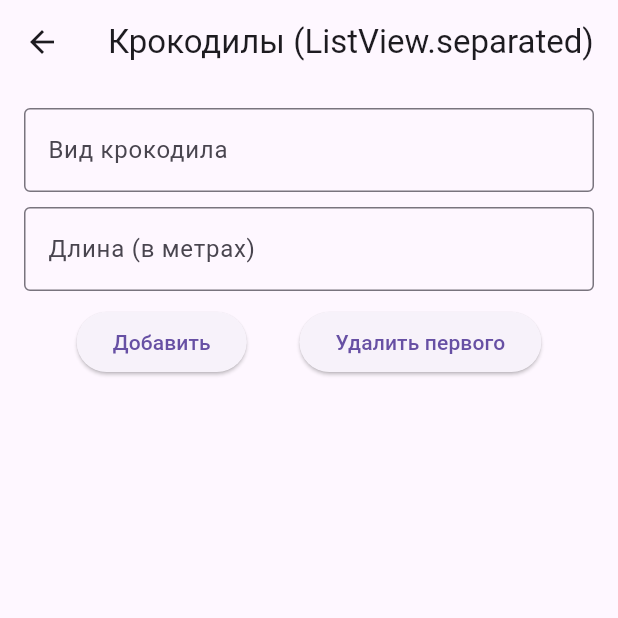
After one commit to sharingan2077/rkmp_flutter, a Flutter app: the screen it shows after launch, after a tap on "Крокодилы (ListView.separated)", on a phone screen of 412 x 824 dp, the top half of it. The commit adds this screen. Run offline on Flutter 3.47's test engine with Material 3 defaults, Android fonts, the phone set to English and light mode, and no system bars.

Commit message:
[prac4] Использование Listview.separate() для создания списка

```diff
--- /dev/null
+++ b/lib/crocodile_listview_separated_screen.dart
@@ -0,0 +1,117 @@
+import 'package:flutter/material.dart';
+
+class CrocodileSeparated {
+  final String species;
+  final double length;
+
+  CrocodileSeparated({required this.species, required this.length});
+}
+
+class CrocodileListSeparatedScreen extends StatefulWidget {
+  const CrocodileListSeparatedScreen({super.key});
+
+  @override
+  State<CrocodileListSeparatedScreen> createState() =>
+      _CrocodileListSeparatedScreenState();
+}
+
+class _CrocodileListSeparatedScreenState
+    extends State<CrocodileListSeparatedScreen> {
+  final List<CrocodileSeparated> _crocodiles = [];
+
+  final TextEditingController _speciesController = TextEditingController();
+  final TextEditingController _lengthController = TextEditingController();
+
+  void _addCrocodile() {
+    final species = _speciesController.text.trim();
+    final lengthText = _lengthController.text.trim();
+
+    if (species.isEmpty || lengthText.isEmpty) return;
+
+    final length = double.tryParse(lengthText);
+    if (length == null) return;
+
+    setState(() {
+      _crocodiles.add(CrocodileSeparated(species: species, length: length));
+    });
+
+    _speciesController.clear();
+    _lengthController.clear();
+  }
+
+  void _removeFirstCrocodile() {
+    if (_crocodiles.isEmpty) return;
+    setState(() {
+      _crocodiles.removeAt(0);
+    });
+  }
+
+  @override
+  Widget build(BuildContext context) {
+    return Scaffold(
+      appBar: AppBar(title: const Text('Крокодилы (ListView.separated)')),
+      body: Padding(
+        padding: const EdgeInsets.all(16),
+        child: Column(
+          children: [
+            TextField(
+              controller: _speciesController,
+              decoration: const InputDecoration(
+                labelText: 'Вид крокодила',
+                border: OutlineInputBorder(),
+              ),
+            ),
+            const SizedBox(height: 10),
+            TextField(
+              controller: _lengthController,
+              keyboardType: TextInputType.number,
+              decoration: const InputDecoration(
+                labelText: 'Длина (в метрах)',
+                border: OutlineInputBorder(),
+              ),
+            ),
+            const SizedBox(height: 10),
+
+            Row(
+              mainAxisAlignment: MainAxisAlignment.spaceEvenly,
+              children: [
+                ElevatedButton(
+                  onPressed: _addCrocodile,
+                  child: const Text('Добавить'),
+                ),
+                ElevatedButton(
+                  onPressed: _removeFirstCrocodile,
+                  child: const Text('Удалить первого'),
+                ),
+              ],
+            ),
+            const SizedBox(height: 20),
+
+            Expanded(
+              child: ListView.separated(
+                itemCount: _crocodiles.length,
+                itemBuilder: (context, index) {
+                  final croc = _crocodiles[index];
+                  return Padding(
+                    padding: const EdgeInsets.symmetric(vertical: 8),
+                    child: Row(
+                      mainAxisAlignment: MainAxisAlignment.spaceBetween,
+                      children: [
+                        Text('Вид: ${croc.species}'),
+                        Text('Длина: ${croc.length} м'),
+                      ],
+                    ),
+                  );
+                },
+                separatorBuilder: (context, index) => const Divider(
+                  thickness: 1,
+                  color: Colors.grey,
+                ),
+              ),
+            ),
+          ],
+        ),
+      ),
+    );
+  }
+}
--- a/lib/main.dart
+++ b/lib/main.dart
@@ -1,6 +1,7 @@
 import 'package:flutter/material.dart';
 import 'package:project/%D1%81rocodile_listview_screen.dart';
 import 'package:project/crocodile_list_screen.dart';
+import 'package:project/crocodile_listview_separated_screen.dart';
 
 void main() {
   runApp(const MyApp());
@@ -55,6 +56,18 @@ class HomePage extends StatelessWidget {
                 },
                 child: const Text('Крокодилы (ListView.builder)'),
               ),
+              const SizedBox(height: 16),
+              ElevatedButton(
+                onPressed: () {
+                  Navigator.push(
+                    context,
+                    MaterialPageRoute(
+                      builder: (context) => const CrocodileListSeparatedScreen(),
+                    ),
+                  );
+                },
+                child: const Text('Крокодилы (ListView.separated)'),
+              ),
             ],
           ),
         ),
```
